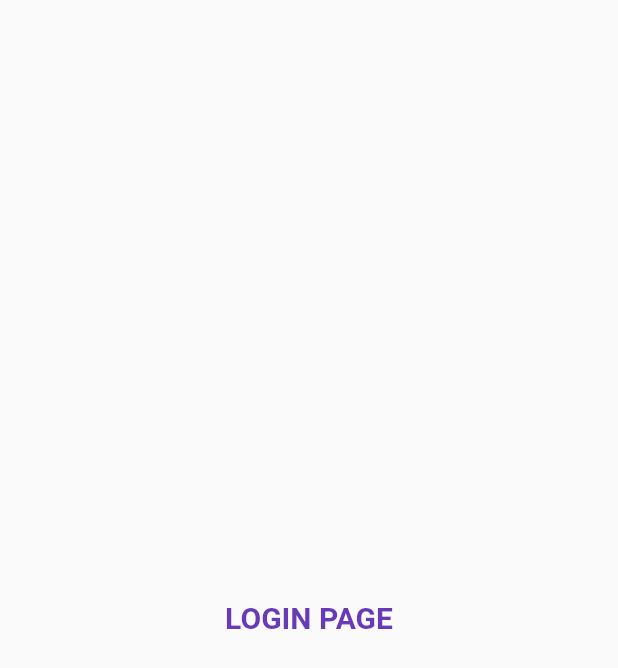
After one commit to DeXTeR2K4/Flutter, a Flutter app: the screen it shows after launch, on a phone screen of 412 x 824 dp. The commit adds this screen. Shown: the top 668 px of the screen. Run offline on Flutter 3.47's test engine with Material 2 defaults, Android fonts, the phone set to English and light mode, and no system bars.

Commit message:
Day3 completed

```diff
--- a/lib/main.dart
+++ b/lib/main.dart
@@ -1,5 +1,7 @@
 import 'package:flutter/material.dart';
-import 'package:flutter_catalog/home_page.dart';
+
+import 'package:flutter_catalog/pages/home_page.dart';
+import 'package:flutter_catalog/pages/login_page.dart';
 
 void main() {
   runApp(MyApp());
@@ -9,7 +11,15 @@ class MyApp extends StatelessWidget {
   @override
   Widget build(BuildContext context) {
     return MaterialApp(
-      home: Homepage(),
+      // home: Homepage(),
+      themeMode: ThemeMode.light,
+      theme: ThemeData(primarySwatch: Colors.deepPurple),
+      darkTheme: ThemeData(brightness: Brightness.light),
+      initialRoute: "/login",
+      routes: {
+        "/home": (context) => Homepage(),
+        "/login": (context) => LoginPage(),
+      },
     );
   }
 }
--- /dev/null
+++ b/lib/pages/login_page.dart
@@ -0,0 +1,17 @@
+import 'package:flutter/material.dart';
+
+class LoginPage extends StatelessWidget {
+  @override
+  Widget build(BuildContext context) {
+    return Material(
+      child: Center(
+        child: Text("LOGIN PAGE",
+        style: TextStyle(
+          fontSize: 20,
+          color: Colors.deepPurple,
+          fontWeight: FontWeight.bold,
+        ),),
+      ),
+    );
+  }
+}
```
Also changed, not shown: lib/pages/home_page.dart (line endings or trailing spaces).
